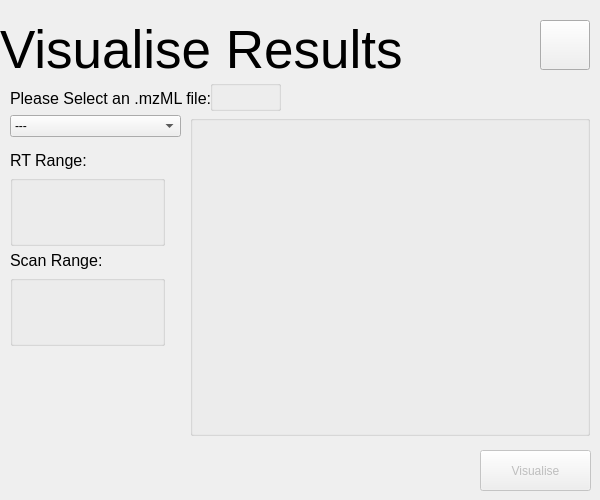
Before: the Qt Designer form vimmsVisualisedGUI/VisualisePage.ui in Adam-Tem/vimmsVisualised, drawn with Qt 5.
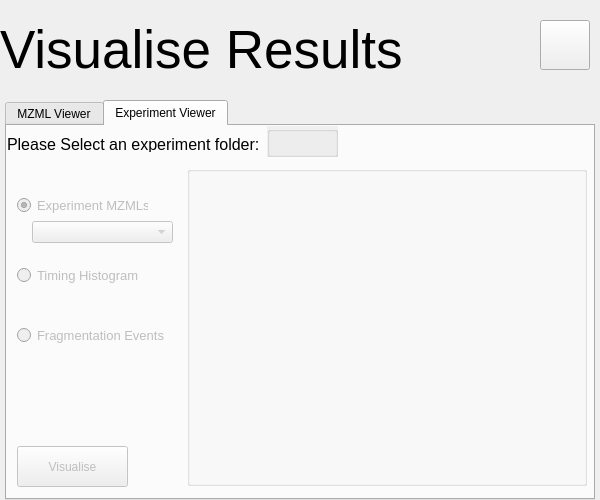
After: the same form once the commit is applied. The open tabs and pages were chosen to show the change.

Commit message: Removed error where experiment summary box was not resizing if there were multiple cases ran. Added edge case catcher so user cannot include two experiment cases of same name.

What changed in the file:
```diff
--- a/vimmsVisualisedGUI/VisualisePage.ui
+++ b/vimmsVisualisedGUI/VisualisePage.ui
@@ -47,50 +47,39 @@
     <string/>
    </property>
   </widget>
-  <widget class="QLabel" name="SelectFileDesc">
+  <widget class="QTabWidget" name="VisualisationTabs">
    <property name="geometry">
     <rect>
-     <x>10</x>
-     <y>90</y>
-     <width>251</width>
-     <height>16</height>
+     <x>5</x>
+     <y>100</y>
+     <width>590</width>
+     <height>400</height>
     </rect>
    </property>
-   <property name="font">
-    <font>
-     <pointsize>12</pointsize>
-    </font>
+   <property name="autoFillBackground">
+    <bool>true</bool>
    </property>
-   <property name="text">
-    <string>Please Select an .mzML file:</string>
+   <property name="styleSheet">
+    <string notr="true">VisualisationTabs {background-color: rgb(240,0,0)};</string>
    </property>
-  </widget>
-  <widget class="QLabel" name="RTRangeLabel">
-   <property name="geometry">
-    <rect>
-     <x>10</x>
-     <y>150</y>
-     <width>81</width>
-     <height>21</height>
-    </rect>
+   <property name="currentIndex">
+    <number>0</number>
    </property>
-   <property name="font">
-    <font>
-     <pointsize>12</pointsize>
-    </font>
-   </property>
-   <property name="text">
-    <string>RT Range:</string>
-   </property>
-  </widget>
-  <widget class="QPushButton" name="VisualiseButton">
+   <widget class="QWidget" name="mzmlTab">
+    <property name="styleSheet">
+     <string notr="true">QWidget#mzmlTab {background-color:rgb(240, 240, 240)};</string>
+    </property>
+    <attribute name="title">
+     <string>MZML Viewer</string>
+    </attribute>
+    <widget class="QPushButton" name="MzmlVisualiseButton">
    <property name="enabled">
     <bool>false</bool>
    </property>
    <property name="geometry">
     <rect>
-     <x>480</x>
-     <y>450</y>
+       <x>10</x>
+       <y>320</y>
      <width>111</width>
      <height>41</height>
     </rect>
@@ -102,8 +91,8 @@
   <widget class="QComboBox" name="GraphTypeComboBox">
    <property name="geometry">
     <rect>
-     <x>10</x>
-     <y>115</y>
+       <x>0</x>
+       <y>30</y>
      <width>171</width>
      <height>22</height>
     </rect>
@@ -124,63 +113,11 @@
     </property>
    </item>
   </widget>
-  <widget class="QGroupBox" name="CanvasGroupBox">
-   <property name="geometry">
-    <rect>
-     <x>190</x>
-     <y>115</y>
-     <width>400</width>
-     <height>321</height>
-    </rect>
-   </property>
-   <property name="title">
-    <string/>
-   </property>
-  </widget>
-  <widget class="QGroupBox" name="MzmlUploadGroupBox">
-   <property name="geometry">
-    <rect>
-     <x>210</x>
-     <y>80</y>
-     <width>71</width>
-     <height>31</height>
-    </rect>
-   </property>
-   <property name="sizePolicy">
-    <sizepolicy hsizetype="Expanding" vsizetype="Preferred">
-     <horstretch>0</horstretch>
-     <verstretch>0</verstretch>
-    </sizepolicy>
-   </property>
-   <property name="styleSheet">
-    <string notr="true">padding: 0; 
-background-color: rgb(240, 240, 240);</string>
-   </property>
-   <property name="title">
-    <string/>
-   </property>
-  </widget>
-  <widget class="QGroupBox" name="RTSliderGroupBox">
-   <property name="geometry">
-    <rect>
-     <x>10</x>
-     <y>175</y>
-     <width>155</width>
-     <height>71</height>
-    </rect>
-   </property>
-   <property name="styleSheet">
-    <string notr="true"/>
-   </property>
-   <property name="title">
-    <string/>
-   </property>
-  </widget>
   <widget class="QLabel" name="ScanRangeLabel">
    <property name="geometry">
     <rect>
      <x>10</x>
-     <y>250</y>
+       <y>200</y>
      <width>91</width>
      <height>21</height>
     </rect>
@@ -194,11 +131,48 @@
     <string>Scan Range:</string>
    </property>
   </widget>
+    <widget class="QGroupBox" name="RTSliderGroupBox">
+     <property name="geometry">
+      <rect>
+       <x>10</x>
+       <y>120</y>
+       <width>155</width>
+       <height>71</height>
+      </rect>
+     </property>
+     <property name="autoFillBackground">
+      <bool>false</bool>
+     </property>
+     <property name="styleSheet">
+      <string notr="true"/>
+     </property>
+     <property name="title">
+      <string/>
+     </property>
+    </widget>
+    <widget class="QLabel" name="SelectFileDesc">
+     <property name="geometry">
+      <rect>
+       <x>0</x>
+       <y>10</y>
+       <width>251</width>
+       <height>16</height>
+      </rect>
+     </property>
+     <property name="font">
+      <font>
+       <pointsize>12</pointsize>
+      </font>
+     </property>
+     <property name="text">
+      <string>Please Select an .mzML file:</string>
+     </property>
+    </widget>
   <widget class="QGroupBox" name="ScanSliderGroupBox">
    <property name="geometry">
     <rect>
      <x>10</x>
-     <y>275</y>
+       <y>230</y>
      <width>155</width>
      <height>71</height>
     </rect>
@@ -210,6 +184,220 @@
     <string/>
    </property>
   </widget>
+    <widget class="QLabel" name="RTRangeLabel">
+     <property name="geometry">
+      <rect>
+       <x>10</x>
+       <y>90</y>
+       <width>81</width>
+       <height>21</height>
+      </rect>
+     </property>
+     <property name="font">
+      <font>
+       <pointsize>12</pointsize>
+      </font>
+     </property>
+     <property name="text">
+      <string>RT Range:</string>
+     </property>
+    </widget>
+    <widget class="QGroupBox" name="MzmlUploadGroupBox">
+     <property name="geometry">
+      <rect>
+       <x>210</x>
+       <y>0</y>
+       <width>71</width>
+       <height>31</height>
+      </rect>
+     </property>
+     <property name="sizePolicy">
+      <sizepolicy hsizetype="Expanding" vsizetype="Preferred">
+       <horstretch>0</horstretch>
+       <verstretch>0</verstretch>
+      </sizepolicy>
+     </property>
+     <property name="styleSheet">
+      <string notr="true">padding: 0; 
+background-color: rgb(240, 240, 240);</string>
+     </property>
+     <property name="title">
+      <string/>
+     </property>
+    </widget>
+    <widget class="QGroupBox" name="CanvasGroupBox">
+     <property name="geometry">
+      <rect>
+       <x>180</x>
+       <y>40</y>
+       <width>400</width>
+       <height>320</height>
+      </rect>
+     </property>
+     <property name="title">
+      <string/>
+     </property>
+    </widget>
+   </widget>
+   <widget class="QWidget" name="experimentTab">
+    <property name="styleSheet">
+     <string notr="true">QWidget#experimentTab {background-color:rgb(240, 240, 240)};</string>
+    </property>
+    <attribute name="title">
+     <string>Experiment Viewer</string>
+    </attribute>
+    <widget class="QLabel" name="ExpFolderDesc">
+     <property name="geometry">
+      <rect>
+       <x>0</x>
+       <y>10</y>
+       <width>251</width>
+       <height>16</height>
+      </rect>
+     </property>
+     <property name="font">
+      <font>
+       <pointsize>12</pointsize>
+      </font>
+     </property>
+     <property name="text">
+      <string>Please Select an experiment folder:</string>
+     </property>
+    </widget>
+    <widget class="QGroupBox" name="ExpUploadGroupBox">
+     <property name="geometry">
+      <rect>
+       <x>260</x>
+       <y>0</y>
+       <width>71</width>
+       <height>31</height>
+      </rect>
+     </property>
+     <property name="sizePolicy">
+      <sizepolicy hsizetype="Expanding" vsizetype="Preferred">
+       <horstretch>0</horstretch>
+       <verstretch>0</verstretch>
+      </sizepolicy>
+     </property>
+     <property name="styleSheet">
+      <string notr="true">padding: 0; 
+background-color: rgb(240, 240, 240);</string>
+     </property>
+     <property name="title">
+      <string/>
+     </property>
+    </widget>
+    <widget class="QGroupBox" name="PlotlyCanvasGroupBox">
+     <property name="geometry">
+      <rect>
+       <x>180</x>
+       <y>40</y>
+       <width>400</width>
+       <height>320</height>
+      </rect>
+     </property>
+     <property name="title">
+      <string/>
+     </property>
+    </widget>
+    <widget class="QRadioButton" name="ExpMzmlRadioButton">
+     <property name="enabled">
+      <bool>false</bool>
+     </property>
+     <property name="geometry">
+      <rect>
+       <x>10</x>
+       <y>70</y>
+       <width>131</width>
+       <height>18</height>
+      </rect>
+     </property>
+     <property name="font">
+      <font>
+       <pointsize>10</pointsize>
+      </font>
+     </property>
+     <property name="text">
+      <string>Experiment MZMLs</string>
+     </property>
+     <property name="checked">
+      <bool>true</bool>
+     </property>
+    </widget>
+    <widget class="QRadioButton" name="TimingHistRadioButton">
+     <property name="enabled">
+      <bool>false</bool>
+     </property>
+     <property name="geometry">
+      <rect>
+       <x>10</x>
+       <y>140</y>
+       <width>131</width>
+       <height>18</height>
+      </rect>
+     </property>
+     <property name="font">
+      <font>
+       <pointsize>10</pointsize>
+      </font>
+     </property>
+     <property name="text">
+      <string>Timing Histogram</string>
+     </property>
+    </widget>
+    <widget class="QRadioButton" name="FragEventsRadioButton">
+     <property name="enabled">
+      <bool>false</bool>
+     </property>
+     <property name="geometry">
+      <rect>
+       <x>10</x>
+       <y>200</y>
+       <width>151</width>
+       <height>18</height>
+      </rect>
+     </property>
+     <property name="font">
+      <font>
+       <pointsize>10</pointsize>
+      </font>
+     </property>
+     <property name="text">
+      <string>Fragmentation Events</string>
+     </property>
+    </widget>
+    <widget class="QComboBox" name="ExpMzmlComboBox">
+     <property name="enabled">
+      <bool>false</bool>
+     </property>
+     <property name="geometry">
+      <rect>
+       <x>25</x>
+       <y>95</y>
+       <width>141</width>
+       <height>22</height>
+      </rect>
+     </property>
+    </widget>
+    <widget class="QPushButton" name="ExpVisualiseButton">
+     <property name="enabled">
+      <bool>false</bool>
+     </property>
+     <property name="geometry">
+      <rect>
+       <x>10</x>
+       <y>320</y>
+       <width>111</width>
+       <height>41</height>
+      </rect>
+     </property>
+     <property name="text">
+      <string>Visualise</string>
+     </property>
+    </widget>
+   </widget>
+  </widget>
+  <zorder>VisualisationTabs</zorder>
   <zorder>VisualiseTitleLabel</zorder>
   <zorder>VisualiseHomeButton</zorder>
   <zorder>SelectFileDesc</zorder>
```
Left out of the diff: 9 changed lines with no effect on the pictures. Lines whose indentation alone changed are shown as unchanged. The commit also changes 61 other files.
